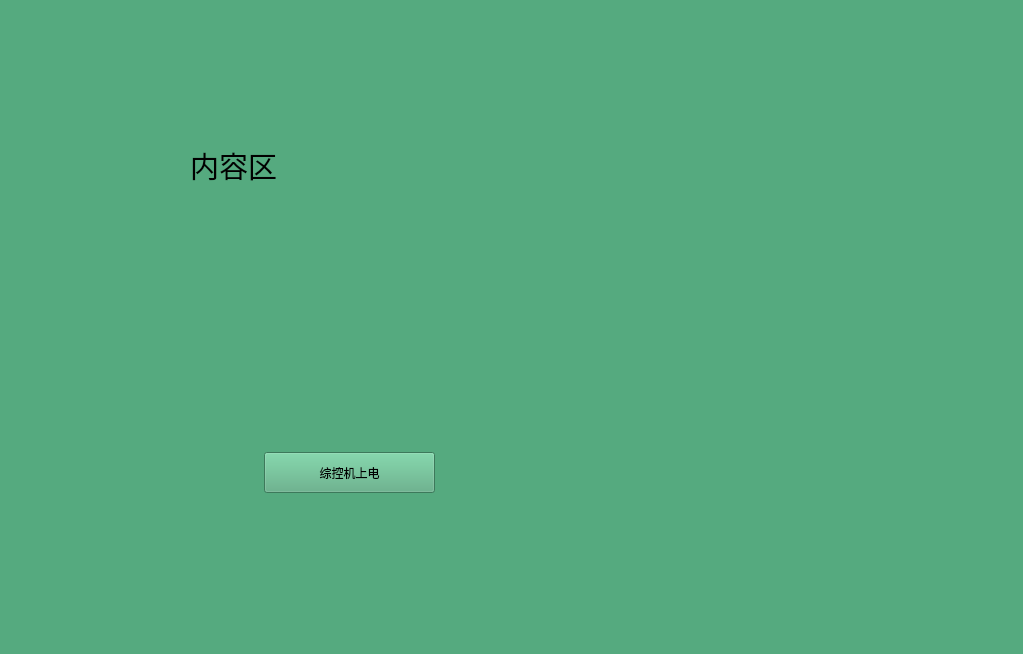
This is 15.SimulationTrainingSys_DEV/src/ControlCommand/UI/CenterOperate.ui in FakeItUtillMakeIt/QT-example as Qt 5 draws it before an edit. The edited form follows.
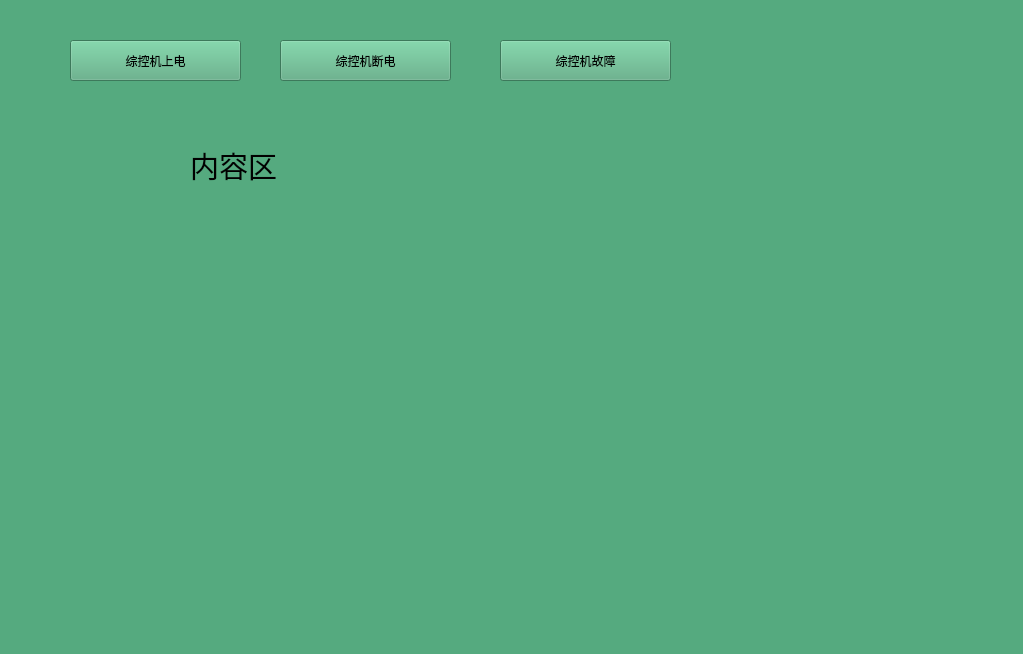
This is the edited form.

```diff
--- a/15.SimulationTrainingSys_DEV/src/ControlCommand/UI/CenterOperate.ui
+++ b/15.SimulationTrainingSys_DEV/src/ControlCommand/UI/CenterOperate.ui
@@ -38,8 +38,8 @@
   <widget class="QPushButton" name="pushButton">
    <property name="geometry">
     <rect>
-     <x>264</x>
-     <y>452</y>
+     <x>70</x>
+     <y>40</y>
      <width>171</width>
      <height>41</height>
     </rect>
@@ -48,6 +48,32 @@
     <string>综控机上电</string>
    </property>
   </widget>
+  <widget class="QPushButton" name="pushButton_2">
+   <property name="geometry">
+    <rect>
+     <x>280</x>
+     <y>40</y>
+     <width>171</width>
+     <height>41</height>
+    </rect>
+   </property>
+   <property name="text">
+    <string>综控机断电</string>
+   </property>
+  </widget>
+  <widget class="QPushButton" name="pushButton_3">
+   <property name="geometry">
+    <rect>
+     <x>500</x>
+     <y>40</y>
+     <width>171</width>
+     <height>41</height>
+    </rect>
+   </property>
+   <property name="text">
+    <string>综控机故障</string>
+   </property>
+  </widget>
  </widget>
  <resources>
   <include location="controlcommand.qrc"/>
```
